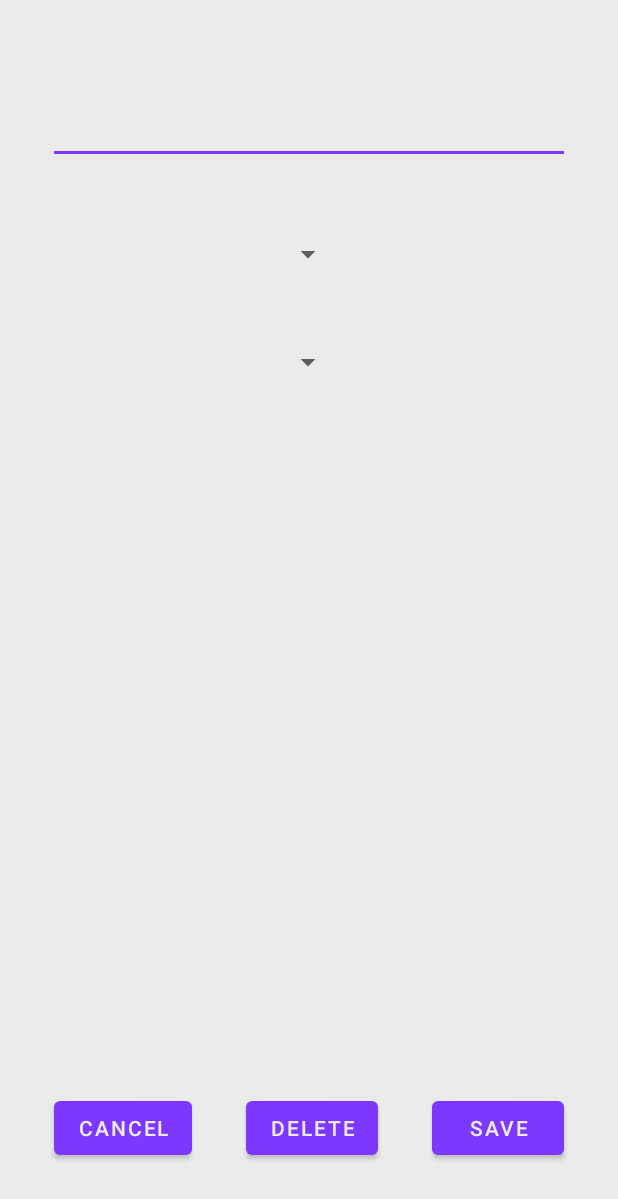
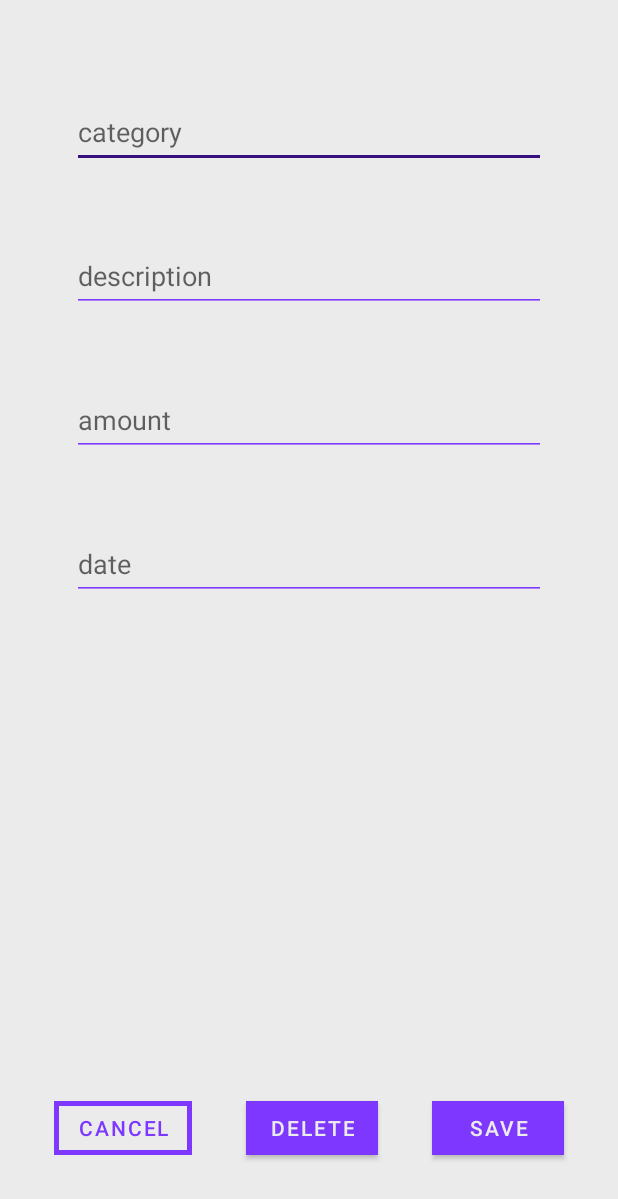
Before and after one commit to rereahcs/MGEMiniproject, an Android app: the ItemActivity screen opened directly, with no data from a screen before it, on a phone screen of 412 x 824 dp. Shown: the top 1199 px of the screen. Run offline under Robolectric (Android 15) with nearby library versions, the phone set to English and light mode, and no system bars.

Commit message:
work on design

```diff
--- /dev/null
+++ b/BudgeIt/app/src/main/res/drawable/selector.xml
@@ -0,0 +1,5 @@
+<?xml version="1.0" encoding="utf-8"?>
+<selector xmlns:android="http://schemas.android.com/apk/res/android">
+    <item android:color="@color/colorControlActivated" android:state_checked="true" />
+    <item android:color="@color/colorControlHighlight" android:state_checked="false" />
+</selector>
--- a/BudgeIt/app/src/main/res/layout/activity_item.xml
+++ b/BudgeIt/app/src/main/res/layout/activity_item.xml
@@ -6,76 +6,96 @@
     android:layout_height="match_parent"
     tools:context=".ItemActivity">
 
-    <Spinner
-        android:id="@+id/categorySpinner2"
-        android:layout_width="wrap_content"
-        android:layout_height="wrap_content"
-        android:layout_marginStart="32dp"
-        android:layout_marginTop="48dp"
-        android:layout_marginEnd="32dp"
-        android:contentDescription="choose category"
-        app:layout_constraintEnd_toEndOf="parent"
-        app:layout_constraintHorizontal_bias="0.498"
-        app:layout_constraintStart_toStartOf="parent"
-        app:layout_constraintTop_toBottomOf="@+id/amountInput" />
-
-    <Spinner
-        android:id="@+id/categorySpinner3"
-        android:layout_width="wrap_content"
-        android:layout_height="wrap_content"
-        android:layout_marginStart="32dp"
-        android:layout_marginTop="48dp"
-        android:layout_marginEnd="32dp"
-        android:contentDescription="choose category"
-        app:layout_constraintEnd_toEndOf="parent"
-        app:layout_constraintHorizontal_bias="0.498"
-        app:layout_constraintStart_toStartOf="parent"
-        app:layout_constraintTop_toBottomOf="@+id/categorySpinner2" />
-
     <com.google.android.material.textfield.TextInputEditText
-        android:id="@+id/amountInput"
+        android:id="@+id/item_input_category"
         android:layout_width="match_parent"
         android:layout_height="wrap_content"
-        android:layout_marginStart="32dp"
+        android:layout_marginStart="48dp"
         android:layout_marginTop="64dp"
-        android:layout_marginEnd="32dp"
-        android:contentDescription="Input field for amount."
+        android:layout_marginEnd="48dp"
+        android:hint="category"
+        android:minHeight="48dp"
+        android:singleLine="true"
         app:layout_constraintEnd_toEndOf="parent"
         app:layout_constraintHorizontal_bias="1.0"
         app:layout_constraintStart_toStartOf="parent"
         app:layout_constraintTop_toTopOf="parent" />
 
+    <com.google.android.material.textfield.TextInputEditText
+        android:id="@+id/item_input_description"
+        android:layout_width="0dp"
+        android:layout_height="wrap_content"
+        android:layout_marginTop="48dp"
+        android:hint="description"
+        android:minHeight="48dp"
+        app:layout_constraintEnd_toEndOf="@+id/item_input_category"
+        app:layout_constraintStart_toStartOf="@+id/item_input_category"
+        app:layout_constraintTop_toBottomOf="@+id/item_input_category" />
+
+    <com.google.android.material.textfield.TextInputEditText
+        android:id="@+id/item_input_amount"
+        android:layout_width="0dp"
+        android:layout_height="wrap_content"
+        android:layout_marginTop="48dp"
+        android:hint="amount"
+        android:inputType="number"
+        android:minHeight="48dp"
+        app:layout_constraintEnd_toEndOf="@+id/item_input_description"
+        app:layout_constraintStart_toStartOf="@+id/item_input_description"
+        app:layout_constraintTop_toBottomOf="@+id/item_input_description" />
+
+    <com.google.android.material.textfield.TextInputEditText
+        android:id="@+id/item_input_date"
+        android:layout_width="0dp"
+        android:layout_height="wrap_content"
+        android:layout_marginTop="48dp"
+        android:hint="date"
+        android:inputType="date"
+        android:minHeight="48dp"
+        android:singleLine="true"
+        app:boxStrokeWidth="3dp"
+        app:boxStrokeWidthFocused="3dp"
+        app:layout_constraintEnd_toEndOf="@+id/item_input_amount"
+        app:layout_constraintStart_toStartOf="@+id/item_input_amount"
+        app:layout_constraintTop_toBottomOf="@+id/item_input_amount" />
+
     <Button
-        android:id="@+id/button"
+        android:id="@+id/item_button_save"
         android:layout_width="wrap_content"
         android:layout_height="wrap_content"
         android:layout_marginBottom="48dp"
         android:text="save"
+        app:cornerRadius="0dp"
         app:layout_constraintBottom_toBottomOf="parent"
         app:layout_constraintEnd_toEndOf="parent"
         app:layout_constraintHorizontal_bias="0.5"
-        app:layout_constraintStart_toEndOf="@+id/button2" />
+        app:layout_constraintStart_toEndOf="@+id/item_button_delete" />
 
     <Button
-        android:id="@+id/button2"
+        android:id="@+id/item_button_delete"
         android:layout_width="wrap_content"
         android:layout_height="wrap_content"
         android:layout_marginBottom="48dp"
         android:text="delete"
+        app:cornerRadius="0dp"
         app:layout_constraintBottom_toBottomOf="parent"
-        app:layout_constraintEnd_toStartOf="@+id/button"
+        app:layout_constraintEnd_toStartOf="@+id/item_button_save"
         app:layout_constraintHorizontal_bias="0.5"
-        app:layout_constraintStart_toEndOf="@+id/button3" />
+        app:layout_constraintStart_toEndOf="@+id/item_button_cancel" />
 
     <Button
-        android:id="@+id/button3"
+        android:id="@+id/item_button_cancel"
+        style="?attr/materialButtonOutlinedStyle"
         android:layout_width="wrap_content"
         android:layout_height="wrap_content"
         android:layout_marginBottom="48dp"
         android:text="cancel"
+        app:cornerRadius="0dp"
         app:layout_constraintBottom_toBottomOf="parent"
-        app:layout_constraintEnd_toStartOf="@+id/button2"
+        app:layout_constraintEnd_toStartOf="@+id/item_button_delete"
         app:layout_constraintHorizontal_bias="0.5"
-        app:layout_constraintStart_toStartOf="parent" />
+        app:layout_constraintStart_toStartOf="parent"
+        app:strokeColor="@color/primaryColor"
+        app:strokeWidth="3dp" />
 
 </androidx.constraintlayout.widget.ConstraintLayout>
--- a/BudgeIt/app/src/main/res/layout/activity_statistic.xml
+++ b/BudgeIt/app/src/main/res/layout/activity_statistic.xml
@@ -7,7 +7,7 @@
     tools:context=".StatisticActivity">
 
     <Spinner
-        android:id="@+id/categorySpinner"
+        android:id="@+id/home_spinner_category"
         android:layout_width="wrap_content"
         android:layout_height="wrap_content"
         android:layout_marginStart="32dp"
@@ -28,11 +28,11 @@
         android:background="#FF0000FF"
         app:layout_constraintEnd_toEndOf="parent"
         app:layout_constraintStart_toStartOf="parent"
-        app:layout_constraintTop_toBottomOf="@+id/categorySpinner" />
+        app:layout_constraintTop_toBottomOf="@+id/home_spinner_category" />
 
 
     <com.google.android.material.bottomnavigation.BottomNavigationView
-        android:id="@+id/bottomNavigationView"
+        android:id="@+id/bottom_navigation_view"
         android:layout_width="match_parent"
         android:layout_height="75dp"
         app:layout_constraintBottom_toBottomOf="parent"
--- a/BudgeIt/app/src/main/res/values/colors.xml
+++ b/BudgeIt/app/src/main/res/values/colors.xml
@@ -23,4 +23,9 @@
     <color name="light_blue_A200">#FF40C4FF</color>
     <color name="light_blue_A400">#FF00B0FF</color>
     <color name="black_overlay">#66000000</color>
+
+
+    <color name="colorControlNormal">#2ECC40</color>
+    <color name="colorControlActivated">#01FF70</color>
+    <color name="colorControlHighlight">#FF4136</color>
 </resources>
--- a/BudgeIt/app/src/main/res/values/styles.xml
+++ b/BudgeIt/app/src/main/res/values/styles.xml
@@ -4,4 +4,5 @@
         <item name="android:background">@color/black_overlay</item>
         <item name="android:buttonBarStyle">?android:attr/buttonBarStyle</item>
     </style>
+
 </resources>
--- a/BudgeIt/app/src/main/res/values/themes.xml
+++ b/BudgeIt/app/src/main/res/values/themes.xml
@@ -10,11 +10,19 @@
         <item name="colorSurface">@color/primaryColor</item>
         <item name="colorOnSurface">@color/backgroundLight</item>
 
+<!--        <item name="cornerRadius">0dp</item>-->
+
+        <item name="colorControlActivated">@color/font_light</item>
+        <item name="colorControlNormal">@color/primaryColor</item>
+        <item name="strokeWidth">3dp</item>
+        <item name="strokeColor">@color/primaryColor</item>
+        <item name="android:textColor">@color/font_light</item>
 
         <!-- Secondary brand color. -->
         <item name="colorSecondary">@color/primaryColor</item>
 <!--        <item name="colorSecondaryVariant">@color/primaryColor</item>-->
 <!--        <item name="colorOnSecondary">@color/font_night</item>-->
+
         <!-- Status bar color. -->
         <item name="android:statusBarColor" tools:targetApi="l">?attr/colorPrimaryVariant</item>
         <!-- Customize your theme here. -->
```
Also changed, not shown: BudgeIt/app/src/main/res/layout/activity_home.xml (+13 -11 lines), BudgeIt/app/src/main/res/layout/activity_preferences.xml (+7 -6 lines).
